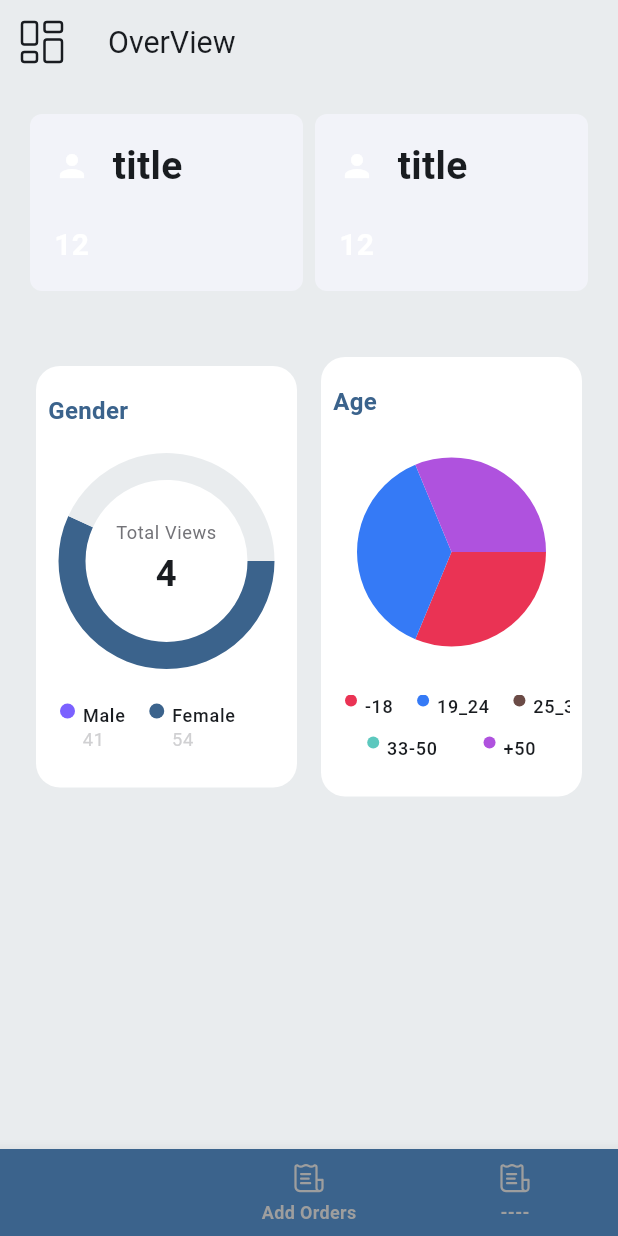
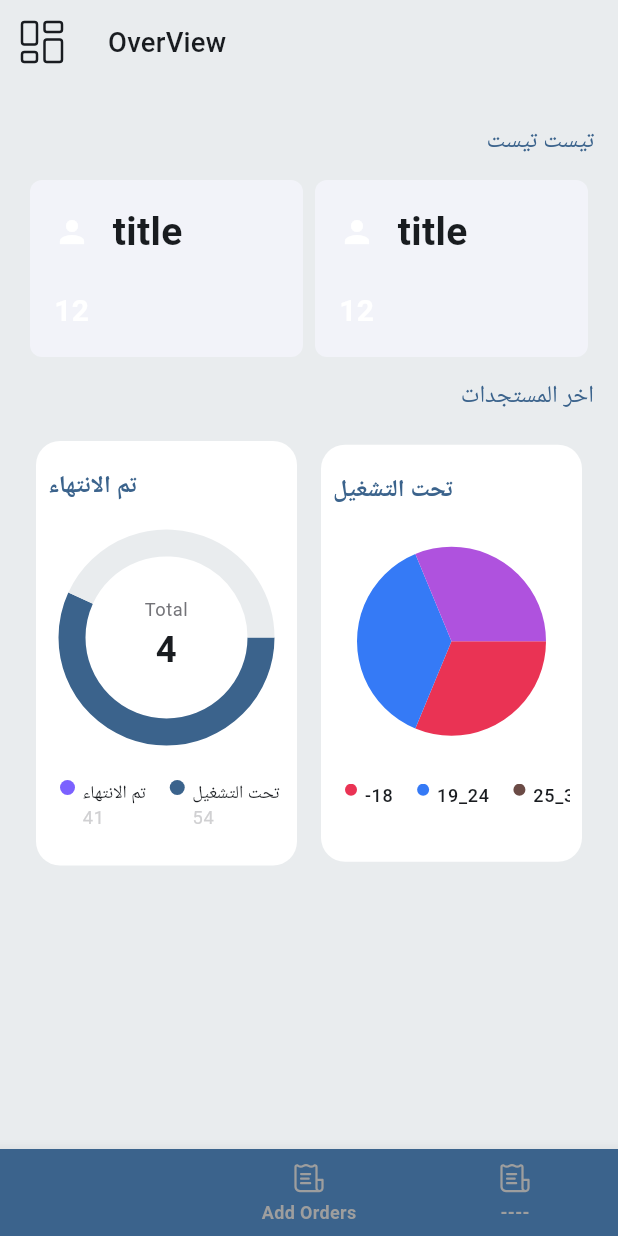
Before and after one commit to NourNabil2/job_order_management_system, a Flutter app: the screen it shows after launch, on a phone screen of 412 x 824 dp. Run offline on Flutter 3.47's test engine with Material 3 defaults, Android fonts, the light colour scheme and no system bars; drawn by our look-alikes of pie_chart; our stand-ins replace bloc, cached_network_image, connectivity_plus, device_info_plus, dio, firebase_core and 10 more; accounts and stored records are empty; Roboto replaces fonts that are missing (Afacad, Inria Sans).

Commit message:
edit style

```diff
--- a/lib/Core/Widgets/CustomAppBar_widget.dart
+++ b/lib/Core/Widgets/CustomAppBar_widget.dart
@@ -13,7 +13,7 @@ class CustomAppBar extends StatelessWidget implements PreferredSizeWidget{
     return AppBar(
       backgroundColor: Theme.of(context).scaffoldBackgroundColor,
       surfaceTintColor: Colors.transparent,
-      title: Text(title,style: Theme.of(context).textTheme.titleLarge),
+      title: Text(title,style: Theme.of(context).textTheme.titleMedium),
       leading:  onTap == null ? Padding(
        padding: EdgeInsets.all(SizeApp.padding),
         child: SvgPicture.asset(icon ,
--- a/lib/Features/Dashboard/view/mainScreen.dart
+++ b/lib/Features/Dashboard/view/mainScreen.dart
@@ -4,6 +4,7 @@ import 'package:quality_management_system/Core/Utilts/Constants.dart';
 import 'package:quality_management_system/Core/Widgets/CustomCardHolder.dart';
 import 'package:quality_management_system/Features/Dashboard/view/widgets/InteractionChart.dart';
 import 'package:quality_management_system/Features/Dashboard/view/widgets/card_info_Widget.dart';
+import 'package:quality_management_system/Features/Dashboard/view/widgets/sectionTitle.dart';
 
 class MainScreen extends StatefulWidget {
   const MainScreen({super.key});
@@ -13,15 +14,16 @@ class MainScreen extends StatefulWidget {
 }
 
 class _TherapistaccountScreenState extends State<MainScreen> {
-  final TextEditingController _searchController = TextEditingController();
-
   @override
   Widget build(BuildContext context) {
-    return Column(
-      children: [
-        Padding(
-          padding: EdgeInsets.all(SizeApp.defaultPadding),
-          child: const Row(
+    return Padding(
+      padding: EdgeInsets.all(SizeApp.defaultPadding),
+      child: Column(
+        mainAxisAlignment: MainAxisAlignment.start,
+        crossAxisAlignment: CrossAxisAlignment.end,
+        children: [
+          const SectionTitle(title: 'تيست تيست'),
+          const Row(
             mainAxisAlignment: MainAxisAlignment.spaceEvenly,
             children: [
               DashboardCard(
@@ -38,11 +40,8 @@ class _TherapistaccountScreenState extends State<MainScreen> {
               ) ,
              ],
           ),
-        ),
-
-        Padding(
-          padding: EdgeInsets.all(SizeApp.defaultPadding),
-          child: Row(
+           const SectionTitle(title: 'اخر المستجدات'),
+          Row(
             mainAxisAlignment: MainAxisAlignment.spaceEvenly,
             children: [
               CustomContainer(
@@ -74,8 +73,8 @@ class _TherapistaccountScreenState extends State<MainScreen> {
               )
             ],
           ),
-        ),
-      ],
+        ],
+      ),
     );
   }
 
--- a/lib/Features/Dashboard/view/widgets/InteractionChart.dart
+++ b/lib/Features/Dashboard/view/widgets/InteractionChart.dart
@@ -40,8 +40,8 @@ class InteractionChart extends StatelessWidget {
   Widget build(BuildContext context) {
     final Map<String, double> dataMap = isGenderBased
         ? {
-            "Male": maleCount.toDouble(),
-            "Female": femaleCount.toDouble(),
+            "التوريدات": maleCount.toDouble(),
+            "تحت التشغيل": femaleCount.toDouble(),
           }
         : {
             "18": age18.toDouble(),
@@ -78,7 +78,7 @@ class InteractionChart extends StatelessWidget {
       crossAxisAlignment: CrossAxisAlignment.start,
       children: [
         SectionTitle(
-          title: isGenderBased ? 'Gender' : 'Age',
+          title: isGenderBased ? 'تم الانتهاء' : 'تحت التشغيل',
           fontWeight: FontWeight.bold,
         ),
         ResponsiveBuilder(
@@ -103,7 +103,7 @@ class InteractionChart extends StatelessWidget {
                               text: TextSpan(
                                 children: [
                                   TextSpan(
-                                    text: "Total Views\n",
+                                    text: "Total\n",
                                     style: Theme.of(context)
                                         .textTheme
                                         .bodySmall!
@@ -151,12 +151,12 @@ class InteractionChart extends StatelessWidget {
                                   children: [
                                     InteractionItem(
                                       color: ColorApp.purpleColor,
-                                      title: 'Male',
+                                      title: 'تم الانتهاء',
                                       count: femaleCount,
                                     ),
                                     InteractionItem(
                                       color: ColorApp.primaryColor,
-                                      title: 'Female',
+                                      title: 'تحت التشغيل',
                                       count: maleCount,
                                     ),
                                   ],
@@ -198,24 +198,7 @@ class InteractionChart extends StatelessWidget {
                                     ),
                                   ),
                                   SizedBox(height: SizeApp.s12),
-                                  Row(
-                                    mainAxisAlignment:
-                                        MainAxisAlignment.spaceEvenly,
-                                    children: [
-                                      InteractionItem(
-                                        radius: SizeApp.s4,
-                                        color: Color(0xff5CC8BE),
-                                        title: '33-50',
-                                        count: null,
-                                      ),
-                                      InteractionItem(
-                                        radius: SizeApp.s4,
-                                        color: Color(0xffAF52DE),
-                                        title: '+50',
-                                        count: null,
-                                      ),
-                                    ],
-                                  ),
+
                                 ],
                               ),
                             ),
```
